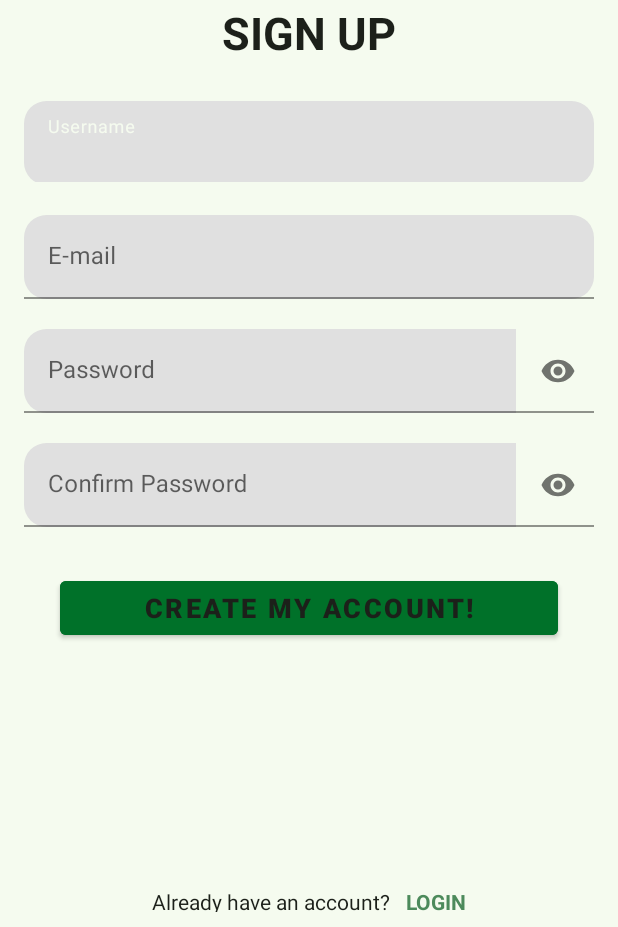
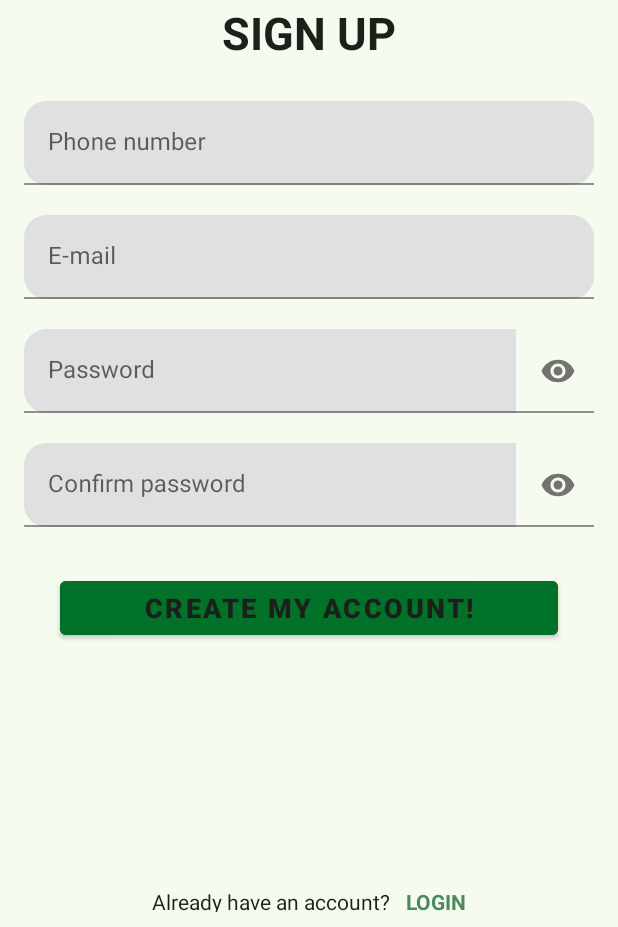
Before and after one commit to figartur/OrderGo, an Android app: the RegisterActivity screen opened directly, with no data from a screen before it, on a phone screen of 412 x 824 dp, the part 309-1236 px from its top. Run offline under Robolectric (Android 15) with nearby library versions, the phone set to English and light mode, and no system bars; our stand-ins replace Firebase (no records; nobody signed in at launch, a user with empty details on screens opened directly); Roboto replaces fonts that are not available here.

Commit message:
Phone Error Process

```diff
--- a/app/src/main/java/fig/artur/ordergo/TelNumberActivity.kt
+++ b/app/src/main/java/fig/artur/ordergo/TelNumberActivity.kt
@@ -6,6 +6,7 @@ import androidx.appcompat.app.AppCompatActivity
 import android.os.Bundle
 import android.util.Log
 import android.view.View
+import android.widget.ProgressBar
 import android.widget.Toast
 import com.google.firebase.FirebaseException
 import com.google.firebase.FirebaseTooManyRequestsException
@@ -31,7 +32,7 @@ class TelNumberActivity : AppCompatActivity() {
         number = et_phone_contact.text.toString().trim {it <= ' '}
         auth = FirebaseAuth.getInstance()
         database = FirebaseDatabase.getInstance(BuildConfig.DBK)
-        progressBar.visibility = View.INVISIBLE
+        progressBar2.visibility = View.INVISIBLE
 
         btn_continue.setOnClickListener{
             val countrycode : String = et_country_code.text.toString().trim {it <= ' '}
@@ -39,7 +40,7 @@ class TelNumberActivity : AppCompatActivity() {
 
             if(countrycodehandling != '+'){
                 number = "+"+"$countrycode"+"$number"
-                progressBar.visibility = View.VISIBLE
+                progressBar2.visibility = View.VISIBLE
             }else if(countrycode.length < 4 || number.isEmpty()){
                 et_country_code.error = "ERROR! Country code have 3 digits. Example: +999"
             }else if(number.length > 10 || number.length < 9 || number.isEmpty()){
@@ -80,7 +81,7 @@ class TelNumberActivity : AppCompatActivity() {
             intent.putExtra("resendToken", token)
             intent.putExtra("phoneNumber", number)
             startActivity(intent)
-            progressBar.visibility = View.INVISIBLE
+            progressBar2.visibility = View.INVISIBLE
         }
     }
 
@@ -96,7 +97,7 @@ class TelNumberActivity : AppCompatActivity() {
             .addOnCompleteListener(this) { task ->
                 if (task.isSuccessful) {
                     Toast.makeText(this, "Authenticate Successfully", Toast.LENGTH_SHORT).show()
-                    startActivity(Intent(this, MainActivity::class.java))
+                    startActivity(Intent(this@TelNumberActivity, MainActivity::class.java))
                 } else {
                     Log.d(TAG, "signInWithPhoneAuthCredential: ${task.exception.toString()}")
                     if (task.exception is FirebaseAuthInvalidCredentialsException) {
--- a/app/src/main/java/fig/artur/ordergo/VerifyNumActivity.kt
+++ b/app/src/main/java/fig/artur/ordergo/VerifyNumActivity.kt
@@ -10,6 +10,7 @@ import android.text.Editable
 import android.text.TextWatcher
 import android.util.Log
 import android.view.View
+import android.widget.ProgressBar
 import android.widget.Toast
 import androidx.core.widget.addTextChangedListener
 import com.google.firebase.FirebaseException
--- a/app/src/main/res/layout/activity_register.xml
+++ b/app/src/main/res/layout/activity_register.xml
@@ -5,6 +5,38 @@
     android:layout_width="match_parent"
     android:layout_height="match_parent"
     tools:context=".RegisterActivity">
+
+    <com.google.android.material.textfield.TextInputLayout
+        android:id="@+id/til_register_username"
+        android:layout_width="match_parent"
+        android:layout_height="wrap_content"
+        android:layout_marginStart="16dp"
+        android:layout_marginTop="25dp"
+        android:layout_marginEnd="16dp"
+        android:hint="Username"
+        app:boxCornerRadiusBottomEnd="15dp"
+        app:boxCornerRadiusBottomStart="15dp"
+        app:boxCornerRadiusTopEnd="15dp"
+        app:boxCornerRadiusTopStart="15dp"
+        app:layout_constraintEnd_toEndOf="parent"
+        app:layout_constraintStart_toStartOf="parent"
+        app:layout_constraintTop_toBottomOf="@+id/tv_title">
+
+        <EditText
+            android:id="@+id/et_username_register"
+            android:layout_width="match_parent"
+            android:layout_height="wrap_content"
+            android:inputType="text"
+            tools:text="Username" />
+
+    </com.google.android.material.textfield.TextInputLayout>
+
+    <EditText
+        android:id="@+id/et_username_register4"
+        android:layout_width="match_parent"
+        android:layout_height="wrap_content"
+        android:inputType="text"
+        tools:text="Username" />
 
     <FrameLayout
         android:id="@+id/fl_header_image"
@@ -39,13 +71,13 @@
         app:layout_constraintTop_toBottomOf="@+id/fl_header_image" />
 
     <com.google.android.material.textfield.TextInputLayout
-        android:id="@+id/til_register_username"
+        android:id="@+id/til_register_phone"
         android:layout_width="match_parent"
         android:layout_height="wrap_content"
         android:layout_marginStart="16dp"
         android:layout_marginTop="25dp"
         android:layout_marginEnd="16dp"
-        android:hint="Username"
+        android:hint="Phone number"
         app:boxCornerRadiusBottomEnd="15dp"
         app:boxCornerRadiusBottomStart="15dp"
         app:boxCornerRadiusTopEnd="15dp"
@@ -55,11 +87,11 @@
         app:layout_constraintTop_toBottomOf="@+id/tv_title">
 
         <EditText
-            android:id="@+id/et_username_register"
+            android:id="@+id/et_phone_register"
             android:layout_width="match_parent"
             android:layout_height="wrap_content"
-            android:inputType="text"
-            tools:text="Username" />
+            android:inputType="phone"
+            tools:text="+98712345679" />
 
     </com.google.android.material.textfield.TextInputLayout>
 
@@ -87,6 +119,8 @@
             tools:text="E-mail" />
 
     </com.google.android.material.textfield.TextInputLayout>
+
+
 
     <com.google.android.material.textfield.TextInputLayout
         android:id="@+id/til_register_password"
@@ -121,7 +155,7 @@
         android:layout_marginStart="16dp"
         android:layout_marginTop="20dp"
         android:layout_marginEnd="16dp"
-        android:hint="Confirm Password"
+        android:hint="Confirm password"
         app:boxCornerRadiusBottomEnd="15dp"
         app:boxCornerRadiusBottomStart="15dp"
         app:boxCornerRadiusTopEnd="15dp"
--- a/app/src/main/res/layout/activity_tel_number.xml
+++ b/app/src/main/res/layout/activity_tel_number.xml
@@ -146,6 +146,7 @@
         style="?android:attr/progressBarStyle"
         android:layout_width="wrap_content"
         android:layout_height="wrap_content"
+        android:visibility="invisible"
         app:layout_constraintBottom_toBottomOf="parent"
         app:layout_constraintEnd_toEndOf="parent"
         app:layout_constraintStart_toStartOf="parent"
```
Also changed, not shown: app/src/main/java/fig/artur/ordergo/RegisterActivity.kt (+46 -0 lines).
